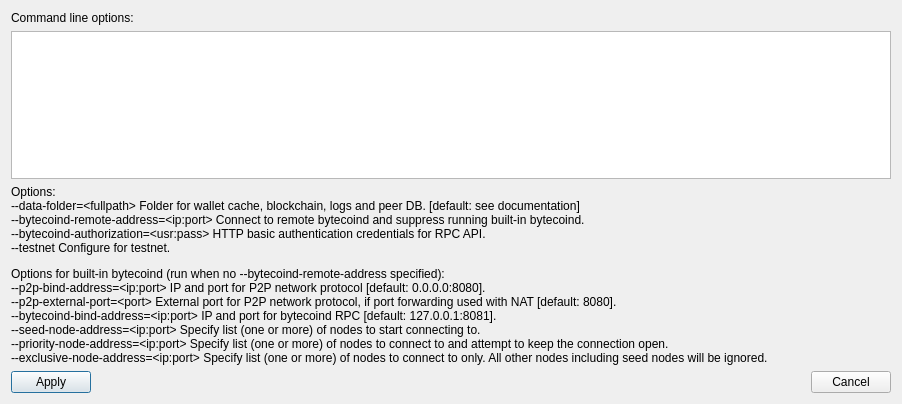
bcndev/bytecoin-gui, file src/walletdparamsdialog.ui: the form before one commit.
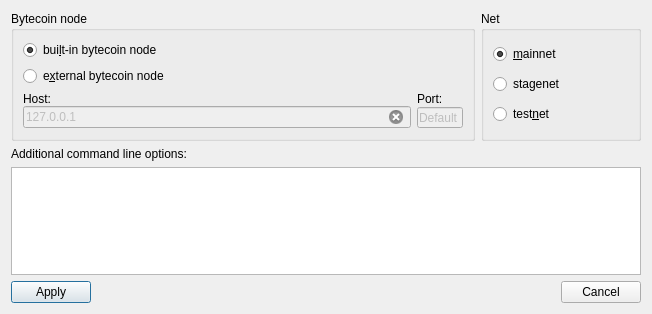
The form after the commit.

```diff
--- a/src/walletdparamsdialog.ui
+++ b/src/walletdparamsdialog.ui
@@ -6,53 +6,228 @@
    <rect>
     <x>0</x>
     <y>0</y>
-    <width>902</width>
-    <height>404</height>
+    <width>652</width>
+    <height>314</height>
    </rect>
   </property>
   <property name="windowTitle">
    <string>Wallet daemon parameters</string>
   </property>
   <layout class="QVBoxLayout" name="verticalLayout_2">
+   <item>
+    <layout class="QHBoxLayout" name="horizontalLayout_2">
+     <property name="sizeConstraint">
+      <enum>QLayout::SetMinAndMaxSize</enum>
+     </property>
+     <item>
+      <layout class="QVBoxLayout" name="verticalLayout_3">
+       <item>
+        <widget class="QGroupBox" name="groupBox_2">
+         <property name="sizePolicy">
+          <sizepolicy hsizetype="Preferred" vsizetype="Maximum">
+           <horstretch>0</horstretch>
+           <verstretch>0</verstretch>
+          </sizepolicy>
+         </property>
+         <property name="title">
+          <string>Bytecoin node</string>
+         </property>
+         <layout class="QVBoxLayout" name="verticalLayout_4">
+          <item>
+           <widget class="QRadioButton" name="radioBuiltinBytecoind">
+            <property name="text">
+             <string>bui&amp;lt-in bytecoin node</string>
+            </property>
+            <property name="checked">
+             <bool>true</bool>
+            </property>
+           </widget>
+          </item>
+          <item>
+           <widget class="QRadioButton" name="radioExternalBytecoind">
+            <property name="text">
+             <string>e&amp;xternal bytecoin node</string>
+            </property>
+           </widget>
+          </item>
+          <item>
+           <layout class="QGridLayout" name="gridLayout" rowstretch="0,0" columnstretch="0,0,0">
+            <property name="sizeConstraint">
+             <enum>QLayout::SetDefaultConstraint</enum>
+            </property>
+            <property name="horizontalSpacing">
+             <number>6</number>
+            </property>
+            <property name="verticalSpacing">
+             <number>0</number>
+            </property>
+            <item row="1" column="1" colspan="2">
+             <widget class="QSpinBox" name="spinPort">
+              <property name="enabled">
+               <bool>false</bool>
+              </property>
+              <property name="sizePolicy">
+               <sizepolicy hsizetype="Preferred" vsizetype="Fixed">
+                <horstretch>0</horstretch>
+                <verstretch>0</verstretch>
+               </sizepolicy>
+              </property>
+              <property name="frame">
+               <bool>true</bool>
+              </property>
+              <property name="buttonSymbols">
+               <enum>QAbstractSpinBox::NoButtons</enum>
+              </property>
+              <property name="specialValueText">
+               <string>Default</string>
+              </property>
+              <property name="correctionMode">
+               <enum>QAbstractSpinBox::CorrectToNearestValue</enum>
+              </property>
+              <property name="keyboardTracking">
+               <bool>false</bool>
+              </property>
+              <property name="minimum">
+               <number>0</number>
+              </property>
+              <property name="maximum">
+               <number>65535</number>
+              </property>
+              <property name="value">
+               <number>0</number>
+              </property>
+             </widget>
+            </item>
+            <item row="0" column="1" colspan="2">
+             <widget class="QLabel" name="label_4">
+              <property name="sizePolicy">
+               <sizepolicy hsizetype="Preferred" vsizetype="Fixed">
+                <horstretch>0</horstretch>
+                <verstretch>0</verstretch>
+               </sizepolicy>
+              </property>
+              <property name="text">
+               <string>Port:</string>
+              </property>
+             </widget>
+            </item>
+            <item row="0" column="0">
+             <widget class="QLabel" name="label_3">
+              <property name="sizePolicy">
+               <sizepolicy hsizetype="Preferred" vsizetype="Fixed">
+                <horstretch>0</horstretch>
+                <verstretch>0</verstretch>
+               </sizepolicy>
+              </property>
+              <property name="text">
+               <string>Host:</string>
+              </property>
+             </widget>
+            </item>
+            <item row="1" column="0">
+             <widget class="QLineEdit" name="editHost">
+              <property name="enabled">
+               <bool>false</bool>
+              </property>
+              <property name="sizePolicy">
+               <sizepolicy hsizetype="Expanding" vsizetype="Fixed">
+                <horstretch>0</horstretch>
+                <verstretch>0</verstretch>
+               </sizepolicy>
+              </property>
+              <property name="text">
+               <string>127.0.0.1</string>
+              </property>
+              <property name="frame">
+               <bool>true</bool>
+              </property>
+              <property name="placeholderText">
+               <string>127.0.0.1</string>
+              </property>
+              <property name="clearButtonEnabled">
+               <bool>true</bool>
+              </property>
+             </widget>
+            </item>
+           </layout>
+          </item>
+         </layout>
+        </widget>
+       </item>
+      </layout>
+     </item>
+     <item>
+      <widget class="QGroupBox" name="groupBox">
+       <property name="sizePolicy">
+        <sizepolicy hsizetype="Preferred" vsizetype="Minimum">
+         <horstretch>0</horstretch>
+         <verstretch>0</verstretch>
+        </sizepolicy>
+       </property>
+       <property name="minimumSize">
+        <size>
+         <width>160</width>
+         <height>0</height>
+        </size>
+       </property>
+       <property name="title">
+        <string>Net</string>
+       </property>
+       <layout class="QVBoxLayout" name="verticalLayout">
+        <item>
+         <widget class="QRadioButton" name="radioMainNet">
+          <property name="text">
+           <string>&amp;mainnet</string>
+          </property>
+          <property name="checked">
+           <bool>true</bool>
+          </property>
+         </widget>
+        </item>
+        <item>
+         <widget class="QRadioButton" name="radioStageNet">
+          <property name="text">
+           <string>stagenet</string>
+          </property>
+         </widget>
+        </item>
+        <item>
+         <widget class="QRadioButton" name="radioTestNet">
+          <property name="text">
+           <string>test&amp;net</string>
+          </property>
+         </widget>
+        </item>
+       </layout>
+      </widget>
+     </item>
+    </layout>
+   </item>
    <item>
     <widget class="QLabel" name="label">
      <property name="text">
-      <string>Command line options:</string>
+      <string>Additional command line options:</string>
      </property>
     </widget>
    </item>
    <item>
     <widget class="QTextEdit" name="paramsEdit">
-     <property name="acceptRichText">
-      <bool>false</bool>
+     <property name="sizePolicy">
+      <sizepolicy hsizetype="Expanding" vsizetype="Expanding">
+       <horstretch>0</horstretch>
+       <verstretch>0</verstretch>
+      </sizepolicy>
      </property>
-    </widget>
-   </item>
-   <item>
-    <widget class="QLabel" name="label_2">
-     <property name="cursor">
-      <cursorShape>IBeamCursor</cursorShape>
-     </property>
-     <property name="text">
-      <string>&lt;html&gt;&lt;head/&gt;&lt;body&gt;&lt;p&gt;Options:&lt;br/&gt;--data-folder=&amp;lt;fullpath&amp;gt; Folder for wallet cache, blockchain, logs and peer DB. [default: see documentation]&lt;br/&gt;--bytecoind-remote-address=&amp;lt;ip:port&amp;gt; Connect to remote bytecoind and suppress running built-in bytecoind.&lt;br/&gt;--bytecoind-authorization=&amp;lt;usr:pass&amp;gt; HTTP basic authentication credentials for RPC API.&lt;br/&gt;--testnet Configure for testnet.&lt;/p&gt;&lt;p&gt;Options for built-in bytecoind (run when no --bytecoind-remote-address specified):&lt;br/&gt;--p2p-bind-address=&amp;lt;ip:port&amp;gt; IP and port for P2P network protocol [default: 0.0.0.0:8080].&lt;br/&gt;--p2p-external-port=&amp;lt;port&amp;gt; External port for P2P network protocol, if port forwarding used with NAT [default: 8080].&lt;br/&gt;--bytecoind-bind-address=&amp;lt;ip:port&amp;gt; IP and port for bytecoind RPC [default: 127.0.0.1:8081].&lt;br/&gt;--seed-node-address=&amp;lt;ip:port&amp;gt; Specify list (one or more) of nodes to start connecting to.&lt;br/&gt;--priority-node-address=&amp;lt;ip:port&amp;gt; Specify list (one or more) of nodes to connect to and attempt to keep the connection open.&lt;br/&gt;--exclusive-node-address=&amp;lt;ip:port&amp;gt; Specify list (one or more) of nodes to connect to only. All other nodes including seed nodes will be ignored.&lt;/p&gt;&lt;/body&gt;&lt;/html&gt;</string>
-     </property>
-     <property name="textInteractionFlags">
-      <set>Qt::TextSelectableByMouse</set>
-     </property>
-    </widget>
-   </item>
-   <item>
-    <spacer name="verticalSpacer">
-     <property name="orientation">
-      <enum>Qt::Vertical</enum>
-     </property>
-     <property name="sizeHint" stdset="0">
+     <property name="maximumSize">
       <size>
-       <width>20</width>
-       <height>40</height>
+       <width>16777215</width>
+       <height>16777215</height>
       </size>
      </property>
-    </spacer>
+     <property name="acceptRichText">
+      <bool>false</bool>
+     </property>
+    </widget>
    </item>
    <item>
     <layout class="QHBoxLayout" name="horizontalLayout">
```
Left out of the diff: 32 changed lines with no effect on the pictures.
